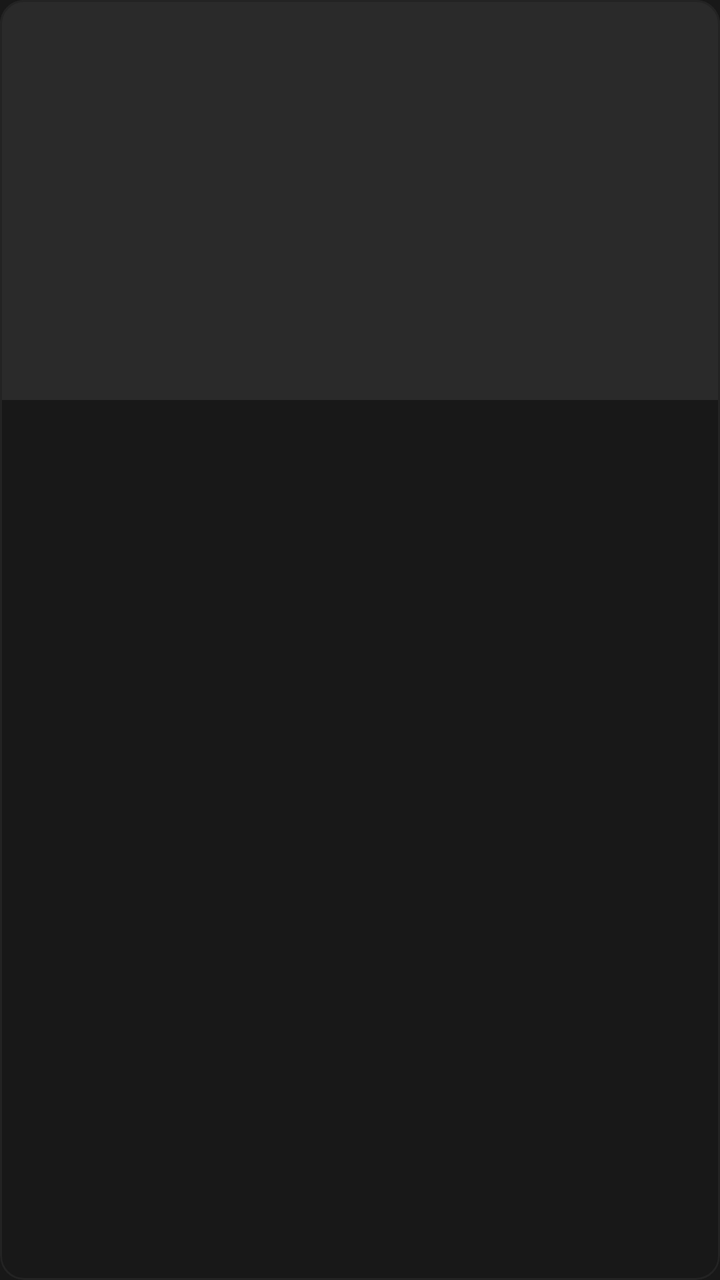
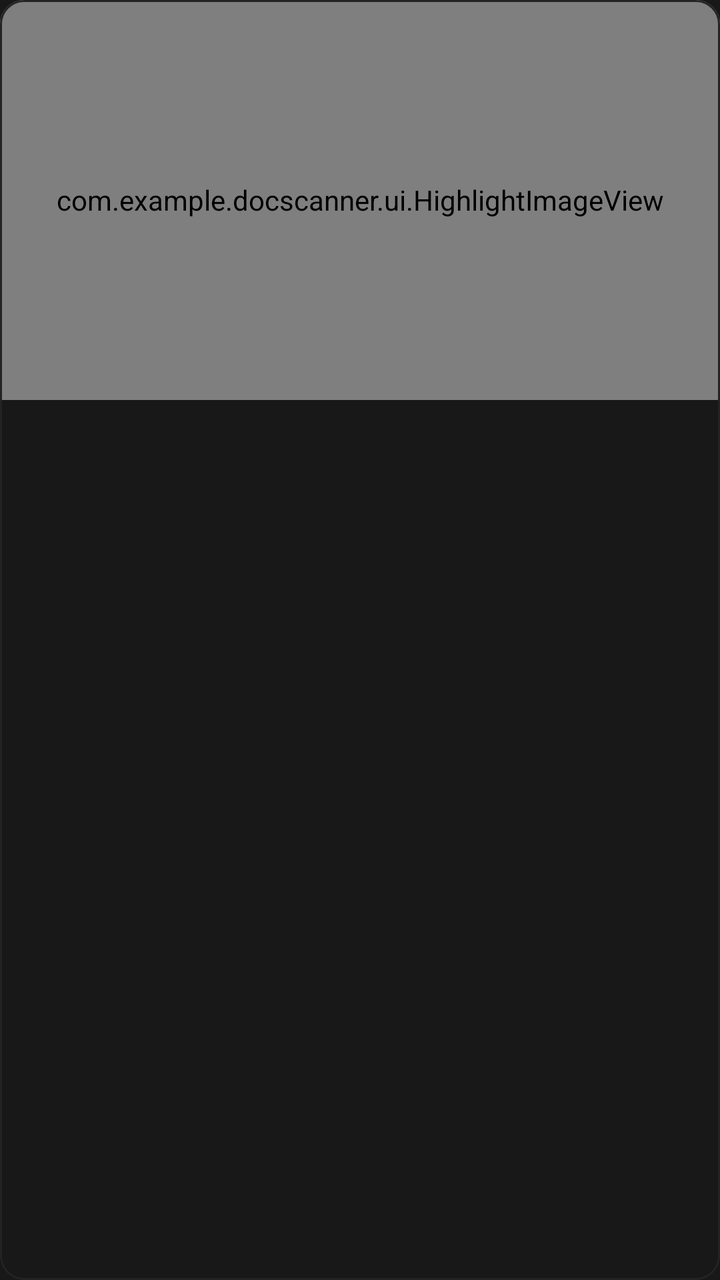

Two renders of the same Android screen: before a commit and after it. Below are the layout's source before the change and the commit's diff.
<!-- AndroidManifest.xml: application theme Theme.DocScanner -->
<!-- res/layout/item_page.xml -->
<?xml version="1.0" encoding="utf-8"?>
<com.google.android.material.card.MaterialCardView xmlns:android="http://schemas.android.com/apk/res/android"
    style="?attr/materialCardViewOutlinedStyle"
    android:checkable="true"
    android:layout_width="match_parent"
    android:layout_height="wrap_content"
    android:layout_margin="6dp">

    <LinearLayout
        android:layout_width="match_parent"
        android:layout_height="wrap_content"
        android:orientation="vertical">

        <ImageView
            android:id="@+id/image"
            android:layout_width="match_parent"
            android:layout_height="200dp"
            android:background="?attr/colorSurfaceContainerHighest"
            android:importantForAccessibility="no"
            android:scaleType="fitCenter" />

        <TextView
            android:id="@+id/number"
            android:layout_width="match_parent"
            android:layout_height="wrap_content"
            android:gravity="center"
            android:padding="6dp"
            android:textAppearance="?attr/textAppearanceLabelLarge" />
    </LinearLayout>
</com.google.android.material.card.MaterialCardView>
<!-- resources referenced by this layout -->
<resources>
  <style name="Theme.DocScanner" parent="Theme.Material3.Dark.NoActionBar">
          <item name="colorPrimary">@color/accent</item>
          <item name="colorOnPrimary">@color/on_accent</item>
          <item name="colorPrimaryContainer">@color/accent_container</item>
          <item name="colorOnPrimaryContainer">@color/on_accent_container</item>
          <item name="colorSecondary">@color/accent</item>
          <item name="colorOnSecondary">@color/on_accent</item>
          <item name="colorSecondaryContainer">@color/accent_container</item>
          <item name="colorOnSecondaryContainer">@color/on_accent_container</item>
          <item name="colorTertiary">@color/accent</item>
          <item name="colorOnTertiary">@color/on_accent</item>
          <item name="colorError">@color/error</item>
          <item name="colorOnError">@color/on_error</item>
  
          <item name="android:colorBackground">@color/background</item>
          <item name="colorOnBackground">@color/text_primary</item>
          <item name="colorSurface">@color/background</item>
          <item name="colorOnSurface">@color/text_primary</item>
          <item name="colorOnSurfaceVariant">@color/text_secondary</item>
          <item name="colorSurfaceContainerLowest">@color/surface_lowest</item>
          <item name="colorSurfaceContainerLow">@color/surface_low</item>
          <item name="colorSurfaceContainer">@color/surface</item>
          <item name="colorSurfaceContainerHigh">@color/surface_high</item>
          <item name="colorSurfaceContainerHighest">@color/surface_highest</item>
          <item name="colorOutline">@color/outline</item>
          <item name="colorOutlineVariant">@color/divider</item>
  
          <item name="android:windowBackground">@color/background</item>
          <item name="android:windowLightStatusBar">false</item>
  
          
          <item name="floatingActionButtonStyle">@style/Widget.DocScanner.Fab</item>
          <item name="extendedFloatingActionButtonStyle">@style/Widget.DocScanner.ExtendedFab</item>
      </style>
  <color name="accent">#FFCEFF3E</color>
  <color name="on_accent">#FF181818</color>
  <color name="accent_container">#FF2C3511</color>
  <color name="on_accent_container">#FFCEFF3E</color>
  <color name="error">#FFFF6B5E</color>
  <color name="on_error">#FF181818</color>
  <color name="background">#FF181818</color>
  <color name="text_primary">#FFFFFFFF</color>
  <color name="text_secondary">#FFA6A6A6</color>
  <color name="surface_lowest">#FF121212</color>
  <color name="surface_low">#FF1C1C1C</color>
  <color name="surface">#FF1F1F1F</color>
  <color name="surface_high">#FF232323</color>
  <color name="surface_highest">#FF2A2A2A</color>
  <color name="outline">#FF3A3A3A</color>
  <color name="divider">#FF232323</color>
  <style name="Widget.DocScanner.Fab" parent="Widget.Material3.FloatingActionButton.Primary">
          <item name="backgroundTint">@color/accent</item>
          <item name="tint">@color/on_accent</item>
      </style>
  <style name="Widget.DocScanner.ExtendedFab" parent="Widget.Material3.ExtendedFloatingActionButton.Icon.Primary">
          <item name="backgroundTint">@color/accent</item>
          <item name="android:textColor">@color/on_accent</item>
          <item name="iconTint">@color/on_accent</item>
      </style>
</resources>

<!-- the commit's change to res/layout/item_page.xml (unified diff, before → after) -->
@@ -11,7 +11,7 @@
         android:layout_height="wrap_content"
         android:orientation="vertical">
 
-        <ImageView
+        <com.example.docscanner.ui.HighlightImageView
             android:id="@+id/image"
             android:layout_width="match_parent"
             android:layout_height="200dp"
